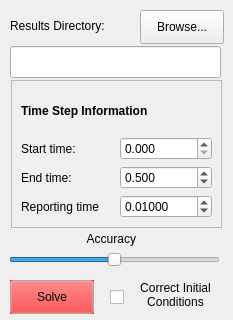
NikraDAP/FreeCAD-NikraDAP, file TaskPanelDapSolver.ui: the form before one commit.
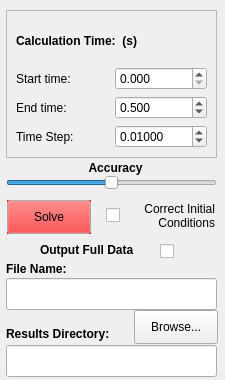
The form after the commit.

Patch:
```diff
--- a/TaskPanelDapSolver.ui
+++ b/TaskPanelDapSolver.ui
@@ -6,20 +6,20 @@
    <rect>
     <x>0</x>
     <y>0</y>
-    <width>233</width>
-    <height>320</height>
+    <width>225</width>
+    <height>380</height>
    </rect>
   </property>
   <property name="minimumSize">
    <size>
-    <width>233</width>
-    <height>320</height>
+    <width>225</width>
+    <height>380</height>
    </size>
   </property>
   <property name="maximumSize">
    <size>
-    <width>233</width>
-    <height>320</height>
+    <width>225</width>
+    <height>380</height>
    </size>
   </property>
   <property name="windowTitle">
@@ -28,21 +28,21 @@
   <widget class="QLabel" name="lblFileDirectory">
    <property name="geometry">
     <rect>
-     <x>10</x>
-     <y>17</y>
+     <x>6</x>
+     <y>325</y>
      <width>131</width>
      <height>18</height>
     </rect>
    </property>
    <property name="text">
-    <string>Results Directory:</string>
+    <string>&lt;html&gt;&lt;head/&gt;&lt;body&gt;&lt;p&gt;&lt;span style=&quot; font-weight:600;&quot;&gt;Results Directory:&lt;/span&gt;&lt;/p&gt;&lt;/body&gt;&lt;/html&gt;</string>
    </property>
   </widget>
   <widget class="QLineEdit" name="lnedFileDirectory">
    <property name="geometry">
     <rect>
-     <x>10</x>
-     <y>46</y>
+     <x>6</x>
+     <y>345</y>
      <width>211</width>
      <height>32</height>
     </rect>
@@ -54,8 +54,8 @@
   <widget class="QPushButton" name="pbBrowseFileDirectory">
    <property name="geometry">
     <rect>
-     <x>140</x>
-     <y>10</y>
+     <x>134</x>
+     <y>310</y>
      <width>84</width>
      <height>34</height>
     </rect>
@@ -73,8 +73,8 @@
   <widget class="QFrame" name="timeFrame">
    <property name="geometry">
     <rect>
-     <x>11</x>
-     <y>80</y>
+     <x>6</x>
+     <y>10</y>
      <width>211</width>
      <height>148</height>
     </rect>
@@ -96,7 +96,7 @@
     <item row="3" column="0">
      <widget class="QLabel" name="label_4">
       <property name="text">
-       <string>Reporting time</string>
+       <string>Time Step:</string>
       </property>
      </widget>
     </item>
@@ -149,7 +149,7 @@
        </font>
       </property>
       <property name="text">
-       <string>Time Step Information</string>
+       <string>Calculation Time:  (s)</string>
       </property>
      </widget>
     </item>
@@ -161,8 +161,8 @@
    </property>
    <property name="geometry">
     <rect>
-     <x>10</x>
-     <y>280</y>
+     <x>7</x>
+     <y>200</y>
      <width>84</width>
      <height>34</height>
     </rect>
@@ -220,27 +220,11 @@
     <bool>false</bool>
    </property>
   </widget>
-  <widget class="QLabel" name="lblPlaneDefined">
-   <property name="geometry">
-    <rect>
-     <x>6</x>
-     <y>302</y>
-     <width>16</width>
-     <height>18</height>
-    </rect>
-   </property>
-   <property name="frameShadow">
-    <enum>QFrame::Sunken</enum>
-   </property>
-   <property name="text">
-    <string/>
-   </property>
-  </widget>
   <widget class="QSlider" name="Accuracy">
    <property name="geometry">
     <rect>
-     <x>9</x>
-     <y>250</y>
+     <x>6</x>
+     <y>173</y>
      <width>211</width>
      <height>20</height>
     </rect>
@@ -264,21 +248,21 @@
   <widget class="QLabel" name="label_5">
    <property name="geometry">
     <rect>
-     <x>84</x>
-     <y>230</y>
-     <width>58</width>
-     <height>18</height>
+     <x>70</x>
+     <y>158</y>
+     <width>91</width>
+     <height>20</height>
     </rect>
    </property>
    <property name="text">
-    <string> Accuracy</string>
+    <string>&lt;html&gt;&lt;head/&gt;&lt;body&gt;&lt;p align=&quot;center&quot;&gt;&lt;span style=&quot; font-weight:600;&quot;&gt; Accuracy&lt;/span&gt;&lt;/p&gt;&lt;/body&gt;&lt;/html&gt;</string>
    </property>
   </widget>
   <widget class="QCheckBox" name="correctInitial">
    <property name="geometry">
     <rect>
-     <x>110</x>
-     <y>282</y>
+     <x>106</x>
+     <y>200</y>
      <width>21</width>
      <height>31</height>
     </rect>
@@ -290,14 +274,66 @@
   <widget class="QLabel" name="label_6">
    <property name="geometry">
     <rect>
-     <x>130</x>
-     <y>275</y>
+     <x>124</x>
+     <y>196</y>
      <width>91</width>
      <height>41</height>
     </rect>
    </property>
    <property name="text">
-    <string>&lt;html&gt;&lt;head/&gt;&lt;body&gt;&lt;p align=&quot;center&quot;&gt;Correct Initial&lt;br/&gt;Conditions&lt;/p&gt;&lt;/body&gt;&lt;/html&gt;</string>
+    <string>&lt;html&gt;&lt;head/&gt;&lt;body&gt;&lt;p align=&quot;right&quot;&gt;Correct Initial&lt;br/&gt;Conditions&lt;/p&gt;&lt;/body&gt;&lt;/html&gt;</string>
+   </property>
+  </widget>
+  <widget class="QLineEdit" name="outputFileName">
+   <property name="geometry">
+    <rect>
+     <x>6</x>
+     <y>278</y>
+     <width>211</width>
+     <height>32</height>
+    </rect>
+   </property>
+   <property name="clearButtonEnabled">
+    <bool>false</bool>
+   </property>
+  </widget>
+  <widget class="QLabel" name="outputFileLabel">
+   <property name="geometry">
+    <rect>
+     <x>6</x>
+     <y>260</y>
+     <width>91</width>
+     <height>18</height>
+    </rect>
+   </property>
+   <property name="text">
+    <string>&lt;html&gt;&lt;head/&gt;&lt;body&gt;&lt;p&gt;&lt;span style=&quot; font-weight:600;&quot;&gt;File Name:&lt;/span&gt;&lt;/p&gt;&lt;/body&gt;&lt;/html&gt;</string>
+   </property>
+  </widget>
+  <widget class="QCheckBox" name="outputData">
+   <property name="geometry">
+    <rect>
+     <x>160</x>
+     <y>240</y>
+     <width>31</width>
+     <height>22</height>
+    </rect>
+   </property>
+   <property name="text">
+    <string/>
+   </property>
+  </widget>
+  <widget class="QLabel" name="outputDataLabel">
+   <property name="geometry">
+    <rect>
+     <x>40</x>
+     <y>240</y>
+     <width>121</width>
+     <height>20</height>
+    </rect>
+   </property>
+   <property name="text">
+    <string>&lt;html&gt;&lt;head/&gt;&lt;body&gt;&lt;p&gt;&lt;span style=&quot; font-weight:600;&quot;&gt;Output Full Data&lt;/span&gt;&lt;/p&gt;&lt;/body&gt;&lt;/html&gt;</string>
    </property>
   </widget>
  </widget>
```
Left out of the diff: 6 changed lines with no effect on the pictures.
